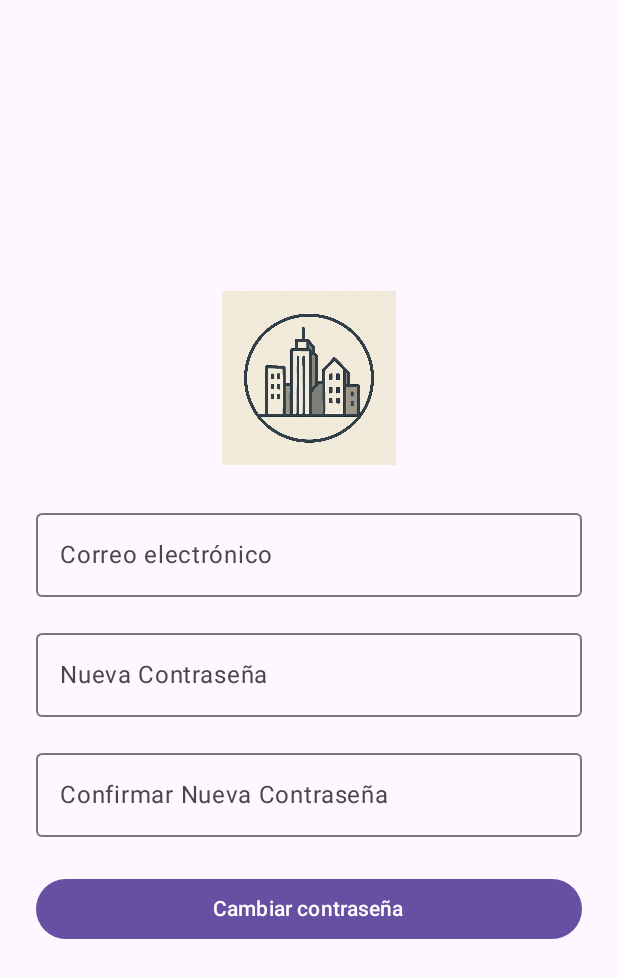
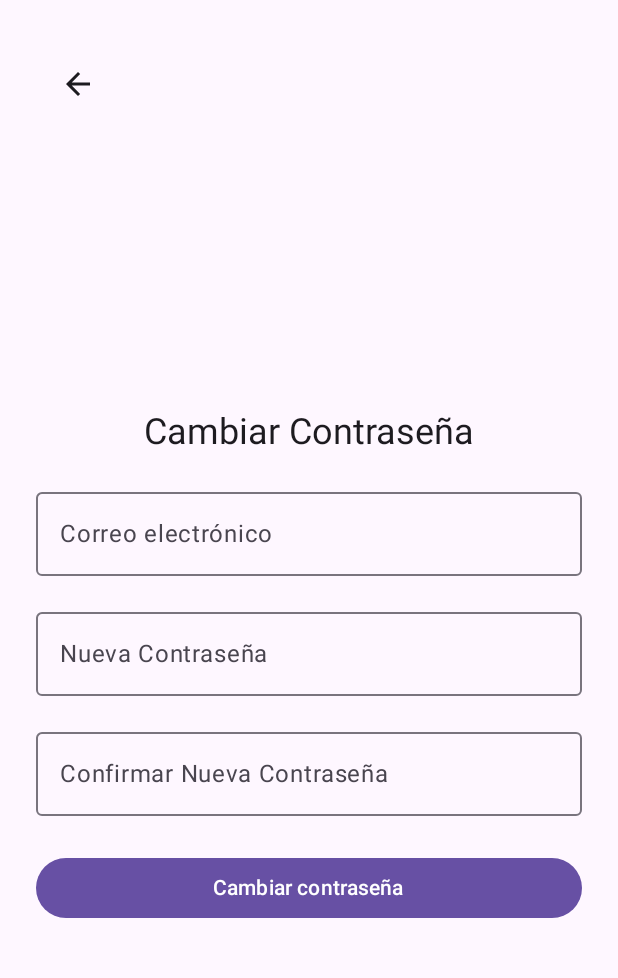
Before and after one commit to JoaBB13/manoslocalesproyecto, an Android app built with Jetpack Compose: the PasswordActivity screen opened directly, with no data from a screen before it, on a phone screen of 412 x 824 dp. Shown: the top 978 px of the screen. Run offline under Robolectric (Android 15) with nearby library versions, the phone set to English and light mode, and no system bars.

Commit message:
Se agrego pantalla de consulta

```diff
--- a/app/build.gradle.kts
+++ b/app/build.gradle.kts
@@ -75,7 +75,7 @@ dependencies {
     implementation("androidx.compose.material:material-icons-extended:1.5.4")
     implementation ("androidx.lifecycle:lifecycle-viewmodel-compose:2.6.0")
     implementation ("androidx.lifecycle:lifecycle-runtime-ktx:2.6.2")
-
+    implementation("androidx.compose.material3:material3:1.3.2")
 
 
 
--- a/app/src/main/java/com/undef/manoslocalesproyecto/PasswordScreen.kt
+++ b/app/src/main/java/com/undef/manoslocalesproyecto/PasswordScreen.kt
@@ -1,24 +1,24 @@
 package com.undef.manoslocalesproyecto
 
+import android.content.Intent
 import androidx.compose.foundation.layout.*
 import androidx.compose.foundation.text.KeyboardOptions
+import androidx.compose.material.icons.Icons
+import androidx.compose.material.icons.filled.ArrowBack
 import androidx.compose.material3.*
 import androidx.compose.runtime.*
 import androidx.compose.ui.Modifier
+import androidx.compose.ui.platform.LocalContext
 import androidx.compose.ui.text.input.*
 import androidx.compose.ui.unit.dp
 import androidx.compose.ui.Alignment
 import androidx.compose.ui.tooling.preview.Preview
-import androidx.compose.foundation.Image
-import androidx.compose.ui.res.painterResource
-import com.undef.manoslocalesproyecto.R
-import android.content.Intent
-import androidx.compose.ui.platform.LocalContext
 
+@OptIn(ExperimentalMaterial3Api::class)//me permite usar TopAPPBar
 @Preview(showBackground = true, showSystemUi = true)
 @Composable
-
 fun PasswordScreen() {
+    val context = LocalContext.current
     var email by remember { mutableStateOf("") }
     var newpassword by remember { mutableStateOf("") }
     var confirmnewpassword by remember { mutableStateOf("") }
@@ -26,17 +26,31 @@ fun PasswordScreen() {
     Column(
         modifier = Modifier
             .fillMaxSize()
-            .padding(24.dp),
+            .padding(24.dp)
+    ) {
+        // TopAppBar con flecha hacia ProductActivity
+        TopAppBar(
+            title = { Text("") },
+            navigationIcon = {
+                IconButton(onClick = {
+                    val intent = Intent(context, LoginActivity::class.java)
+                    context.startActivity(intent)
+                }) {
+                    Icon(Icons.Filled.ArrowBack, contentDescription = "Volver")
+                }
+            }
+        )
+
+
+        Column(
+            modifier = Modifier.fillMaxSize(),
             verticalArrangement = Arrangement.Center,
             horizontalAlignment = Alignment.CenterHorizontally
         ) {
-        Image(
-            painter = painterResource(id = R.drawable.logo),
-            contentDescription = "Logo de la app",
-            modifier = Modifier
-                .size(140.dp) // Ajustá el tamaño según tu imagen
-                .padding(bottom = 24.dp)
-        )
+
+            Text("Cambiar Contraseña", style = MaterialTheme.typography.headlineSmall)
+
+            Spacer(modifier = Modifier.height(16.dp))
 
             OutlinedTextField(
                 value = email,
@@ -72,13 +86,8 @@ fun PasswordScreen() {
 
             Spacer(modifier = Modifier.height(24.dp))
 
-        val context = LocalContext.current
-
             Button(
                 onClick = {
-                // Aquí podrías validar credenciales si hicieras login real
-
-                // Navegar a ProductActivity
                     val intent = Intent(context, LoginActivity::class.java)
                     context.startActivity(intent)
                 },
@@ -86,6 +95,6 @@ fun PasswordScreen() {
             ) {
                 Text("Cambiar contraseña")
             }
-
         }
     }
+}
--- a/app/src/main/java/com/undef/manoslocalesproyecto/SettingsScreen.kt
+++ b/app/src/main/java/com/undef/manoslocalesproyecto/SettingsScreen.kt
@@ -11,6 +11,8 @@ import androidx.compose.ui.Modifier
 import androidx.compose.ui.graphics.Color
 import androidx.compose.ui.unit.dp
 import kotlinx.coroutines.launch
+import androidx.compose.ui.tooling.preview.Preview
+import com.undef.manoslocalesproyecto.UserPreferences
 
 @OptIn(ExperimentalMaterial3Api::class)
 @Composable
```
Also changed, not shown: app/src/main/java/com/undef/manoslocalesproyecto/AlertScreen.kt (+12 -4 lines), app/src/main/java/com/undef/manoslocalesproyecto/PerfilScreen.kt (+17 -0 lines), app/src/main/java/com/undef/manoslocalesproyecto/RegisterScreen.kt (+16 -0 lines). Lines whose indentation alone changed are shown as unchanged.
